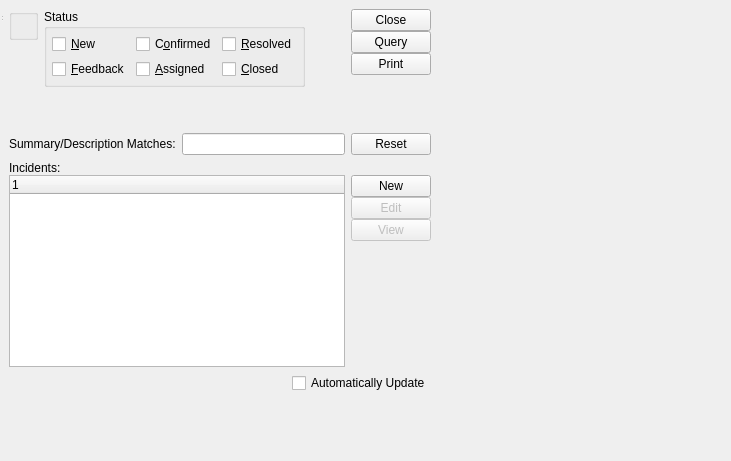
Before: the Qt Designer form guiclient/incidentWorkbench.ui in Pegasus-RPG/xtuple-client, drawn with Qt 5.
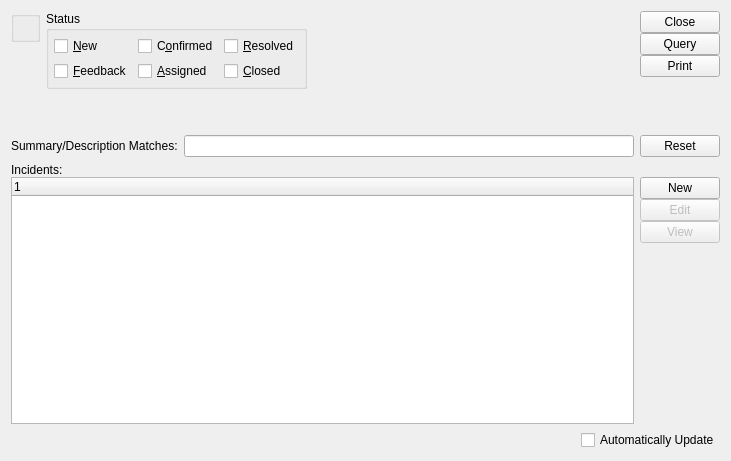
After: the same form once the commit is applied. Custom widgets are drawn as their Qt base class.

```diff
--- a/guiclient/incidentWorkbench.ui
+++ b/guiclient/incidentWorkbench.ui
@@ -12,14 +12,7 @@
   <property name="windowTitle" >
    <string>Incident Workbench</string>
   </property>
-  <widget class="QWidget" name="centralwidget" >
    <layout class="QVBoxLayout" >
-    <property name="margin" >
-     <number>9</number>
-    </property>
-    <property name="spacing" >
-     <number>6</number>
-    </property>
     <item>
      <layout class="QHBoxLayout" >
       <property name="margin" >
@@ -399,8 +392,6 @@
      </layout>
     </item>
    </layout>
-  </widget>
-  <widget class="QStatusBar" name="statusbar" />
  </widget>
  <customwidgets>
   <customwidget>
```
